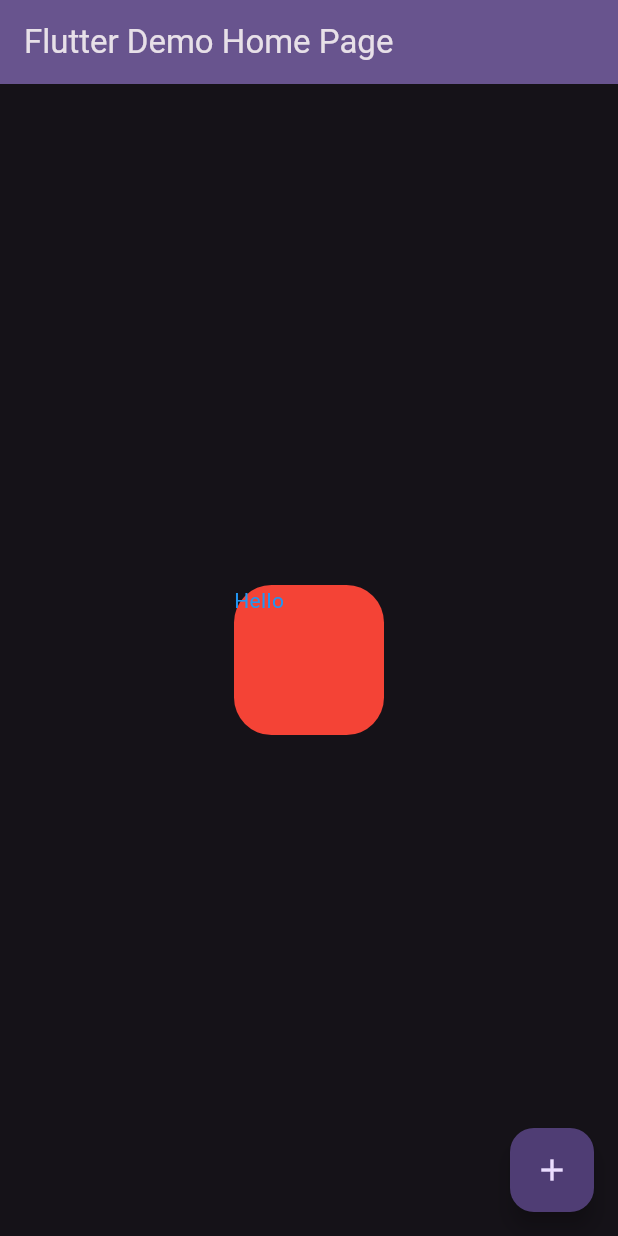
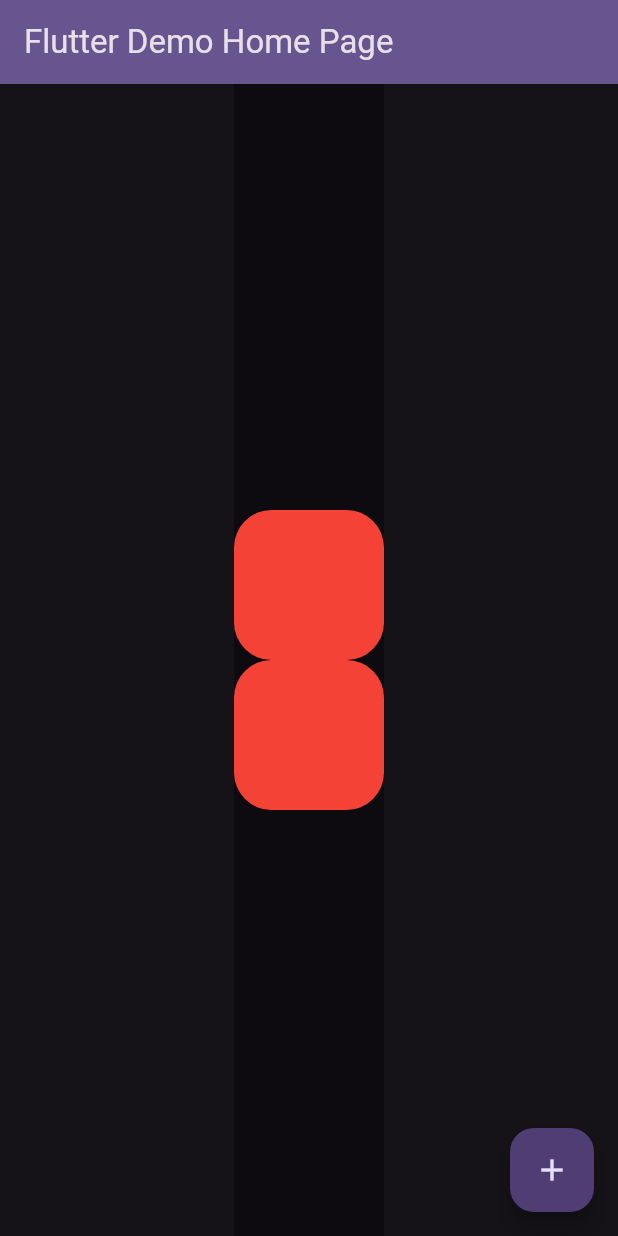
Before and after one commit to SAPNathasha/flutter_to_do_app01, a Flutter app: the screen it shows after launch, on a phone screen of 412 x 824 dp. Run offline on Flutter 3.47's test engine with Material 3 defaults, Android fonts, the phone set to English and light mode, and no system bars.

Commit message:
Practice containers and wrap with columns

```diff
--- a/lib/main.dart
+++ b/lib/main.dart
@@ -100,13 +100,33 @@ class _MyHomePageState extends State<MyHomePage> {
         // Center is a layout widget. It takes a single child and positions it
         // in the middle of the parent.
         child: Container(
+          color: Colors.black38,
+          child: Column(
+            mainAxisAlignment: MainAxisAlignment.center,
+            crossAxisAlignment: CrossAxisAlignment.end,
+            children: [
+              Container(
                 height: 100.0,
                 width: 100.0,
+                padding: EdgeInsets.all(50.0),
                 decoration: BoxDecoration(
                   borderRadius: BorderRadius.circular(25.0),
                   color: Colors.red,
                 ),
                 child: Text('Hello', style: TextStyle(color: Colors.blue)),
+              ),
+              Container(
+                height: 100.0,
+                width: 100.0,
+                padding: EdgeInsets.all(50.0),
+                decoration: BoxDecoration(
+                  borderRadius: BorderRadius.circular(25.0),
+                  color: Colors.red,
+                ),
+                child: Text('Hello', style: TextStyle(color: Colors.blue)),
+              ),
+            ],
+          ),
         ),
       ),
       floatingActionButton: FloatingActionButton(
```
Lines whose indentation alone changed are shown as unchanged.
